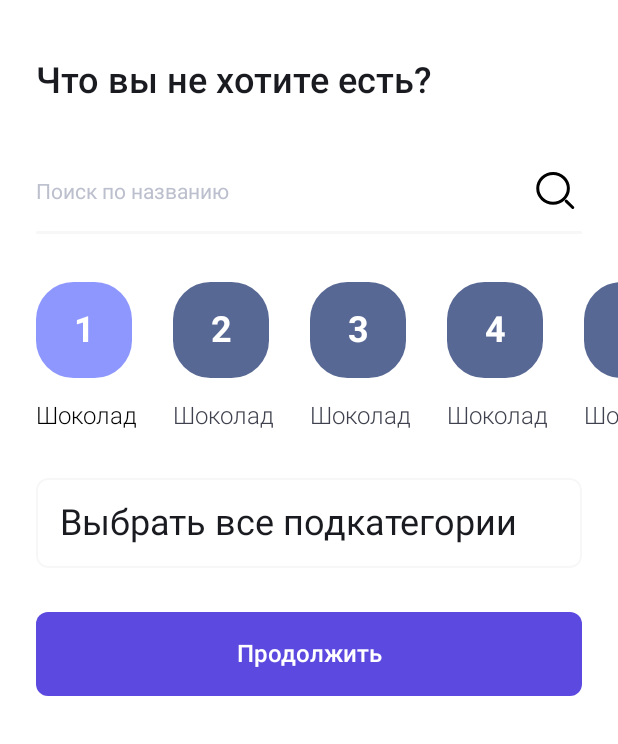
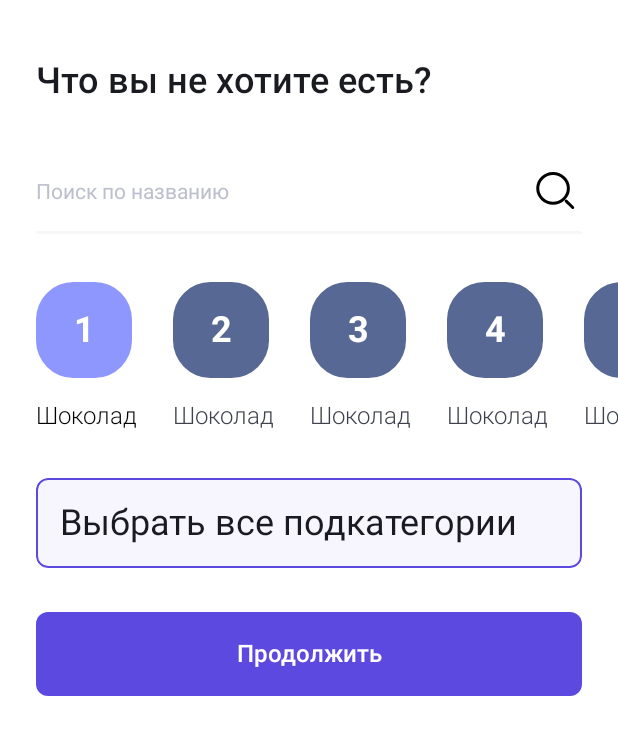
Before and after one commit to L11D/elephant-meal, an Android app built with Jetpack Compose: the ProductsBanScreen screen opened through its navigation route, after a tap on "Выбрать все подкатегории", on a phone screen of 412 x 824 dp, the part 492-1236 px from its top. Run offline under Robolectric (Android 15) with nearby library versions, the phone set to English and light mode, and no system bars; our stand-ins replace Dagger/Hilt's generated code; libraries missing offline, so code that uses them is left out: com.maxkeppeker.sheets, com.maxkeppeler.sheets.

Commit message:
Добавлен выбор всех подкатегорий

```diff
--- a/mobile/ElephantMeal/app/src/main/java/com/example/elephantmeal/products_ban_screen/domain/ProductsBanUseCase.kt
+++ b/mobile/ElephantMeal/app/src/main/java/com/example/elephantmeal/products_ban_screen/domain/ProductsBanUseCase.kt
@@ -21,6 +21,30 @@ class ProductsBanUseCase {
             else
                 category.copy(isSelected = false)
         }.toMutableList()
+
+        return _categories
+    }
+
+    // Выбор всех подкатегорий
+    fun selectAllSubcategories(categoryIndex: Int): List<Category> {
+        val category = _categories[categoryIndex]
+
+        val areSelected =
+            category.subcategories.count { it.isSelected } < category.subcategories.size
+
+        _categories[categoryIndex] = category.copy(
+            isSelected = true,
+            subcategories = category.subcategories.map {
+                it.copy(
+                    isSelected = areSelected,
+                    products = it.products.map {
+                        it.copy(
+                            isSelected = areSelected
+                        )
+                    }
+                )
+            }
+        )
 
         return _categories
     }
@@ -56,7 +80,7 @@ class ProductsBanUseCase {
                 if (subcategoryMapIndex == subcategoryIndex)
                     subcategory.copy(
                         isSelected =
-                            subcategory.products.count { it.isSelected } == subcategory.products.size
+                        subcategory.products.count { it.isSelected } == subcategory.products.size
                     )
                 else
                     subcategory
--- a/mobile/ElephantMeal/app/src/main/java/com/example/elephantmeal/products_ban_screen/presentation/Subcategories.kt
+++ b/mobile/ElephantMeal/app/src/main/java/com/example/elephantmeal/products_ban_screen/presentation/Subcategories.kt
@@ -65,6 +65,8 @@ fun Subcategories(
         }
 
         // Кнопка выбора всех подкатегорий
+        val allSelected = state.subcategories.count { it.isSelected } == state.subcategories.size
+
         Box(
             modifier = Modifier
                 .padding(0.dp, 24.dp, 0.dp, 0.dp)
@@ -72,7 +74,16 @@ fun Subcategories(
                 .border(
                     width = 1.dp,
                     shape = RoundedCornerShape(8.dp),
-                    color = LightGrayColor
+                    color = if (allSelected)
+                        PrimaryColor
+                    else
+                        LightGrayColor
+                )
+                .background(
+                    if (allSelected)
+                        PrimaryColor.copy(alpha = 0.05f)
+                    else
+                        Color.White
                 )
                 .clickable(
                     indication = null,
--- a/mobile/ElephantMeal/app/src/main/java/com/example/elephantmeal/products_ban_screen/view_model/ProductsBanViewModel.kt
+++ b/mobile/ElephantMeal/app/src/main/java/com/example/elephantmeal/products_ban_screen/view_model/ProductsBanViewModel.kt
@@ -58,7 +58,14 @@ class ProductsBanViewModel @Inject constructor(
 
     // Выбор всех подкатегорий
     fun selectAllSubcategories() {
+        val newCategories = _productsBanUseCase.selectAllSubcategories(_selectedCategoryIndex)
 
+        _state.update { currentState ->
+            currentState.copy(
+                categories = newCategories,
+                subcategories = newCategories[_selectedCategoryIndex].subcategories
+            )
+        }
     }
 
     // Выбор продукта
```
